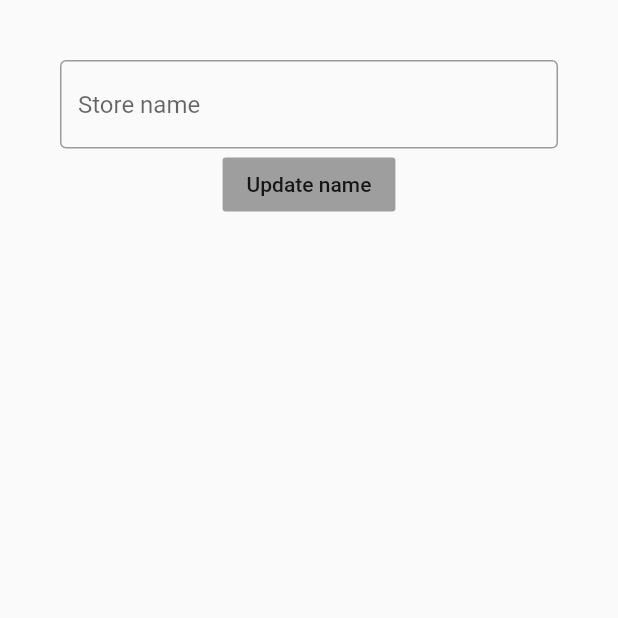
After one commit to howardt12345/zoom, a Flutter app: the StoreSettings screen opened directly, on a phone screen of 412 x 824 dp, the top half of it. The commit adds this screen. Run offline on Flutter 3.47's test engine with Material 2 defaults, Android fonts, the light colour scheme and no system bars; our stand-ins replace badges, cloud_firestore, dio, firebase_auth, firebase_database, firebase_storage and 2 more; missing offline and left inert: enum_to_string, firebase_auth_web, firebase_core_web, flutter_facebook_login, google_sign_in_web, place_picker and 1 more; accounts and stored records are empty; statements that could not run were skipped.

Commit message:
Edit store names i guess i need sleep

```diff
--- a/lib/ui/store/store_manager.dart
+++ b/lib/ui/store/store_manager.dart
@@ -21,4 +21,20 @@ class StoreManager extends Model {
     orders.add(new Order(client: client, items: items, driver: driver, id: id));
     notifyListeners();
   }
+
+  void updateName(String name) async {
+    store.name = name;
+    Firestore.instance.collection("stores").document("zcBX7jsheLbfgCyqMMiR").updateData({
+      "name": store.name
+    });
+  }
+
+  void calculateOrderPrice(Order order) {
+    double price = 0.00;
+    for (Item item in order.items) {
+      price += item.price;
+    }
+
+    order.price = price;
+  }
 }
--- /dev/null
+++ b/lib/ui/store/store_settings.dart
@@ -0,0 +1,49 @@
+import 'package:flutter/material.dart';
+import 'package:zoom/ui/store/store_manager.dart';
+
+class StoreSettings extends StatefulWidget {
+  StoreManager manager;
+
+  StoreSettings({this.manager});
+
+  @override
+  _StoreSettingsPageState createState() => _StoreSettingsPageState(manager);
+}
+
+class _StoreSettingsPageState extends State<StoreSettings> {
+  StoreManager manager;
+
+  final controller = TextEditingController();
+
+  _StoreSettingsPageState(StoreManager manager) {
+    this.manager = manager;
+  }
+
+  @override
+  Widget build(BuildContext context) {
+    return Scaffold(
+      body: Container(
+        padding: EdgeInsets.all(40),
+        child:
+          Column(
+            children: <Widget>[
+              TextField(
+                decoration: InputDecoration(
+                  border: OutlineInputBorder(),
+                  hintText: "Store name"
+                ),
+                controller: controller,
+              ),
+              FlatButton(
+                color: Colors.grey,
+                child: Text("Update name"),
+                onPressed: () {
+                  manager.updateName(controller.text);
+                },
+              )
+            ],
+          )
+      ),
+    );
+  }
+}
```
Also changed, not shown: lib/ui/store/store_main.dart (+9 -4 lines).
